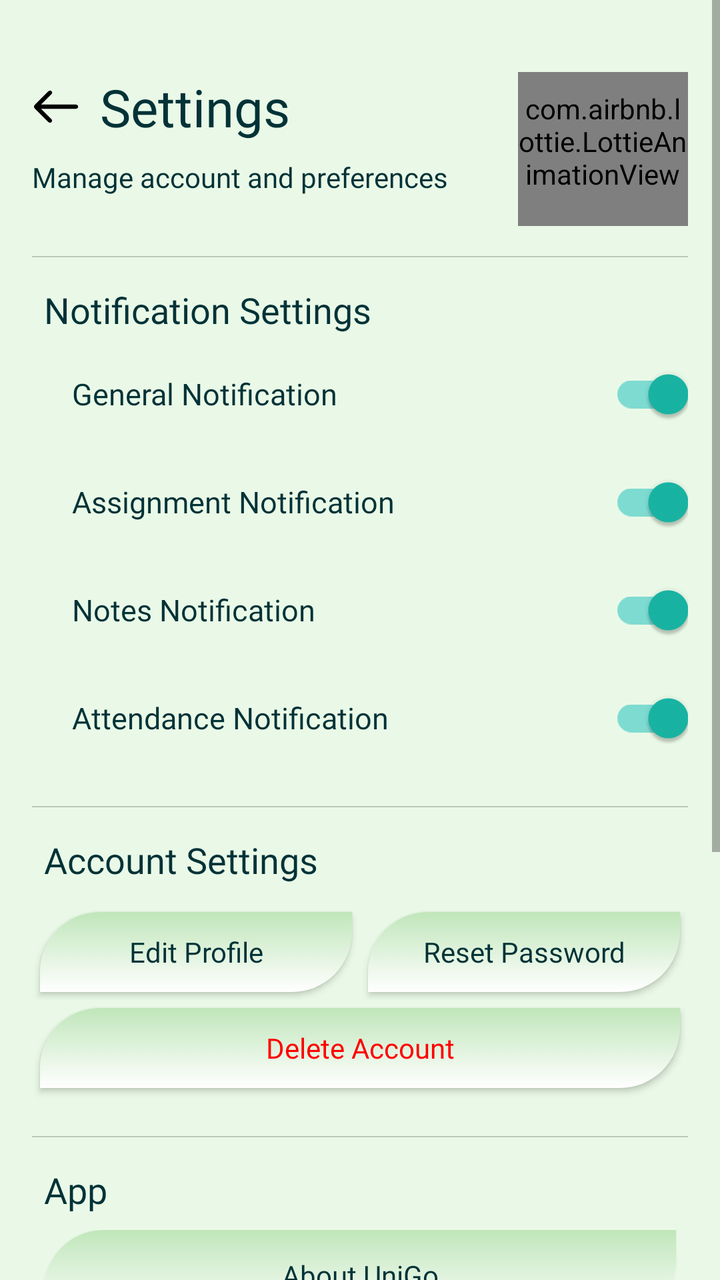
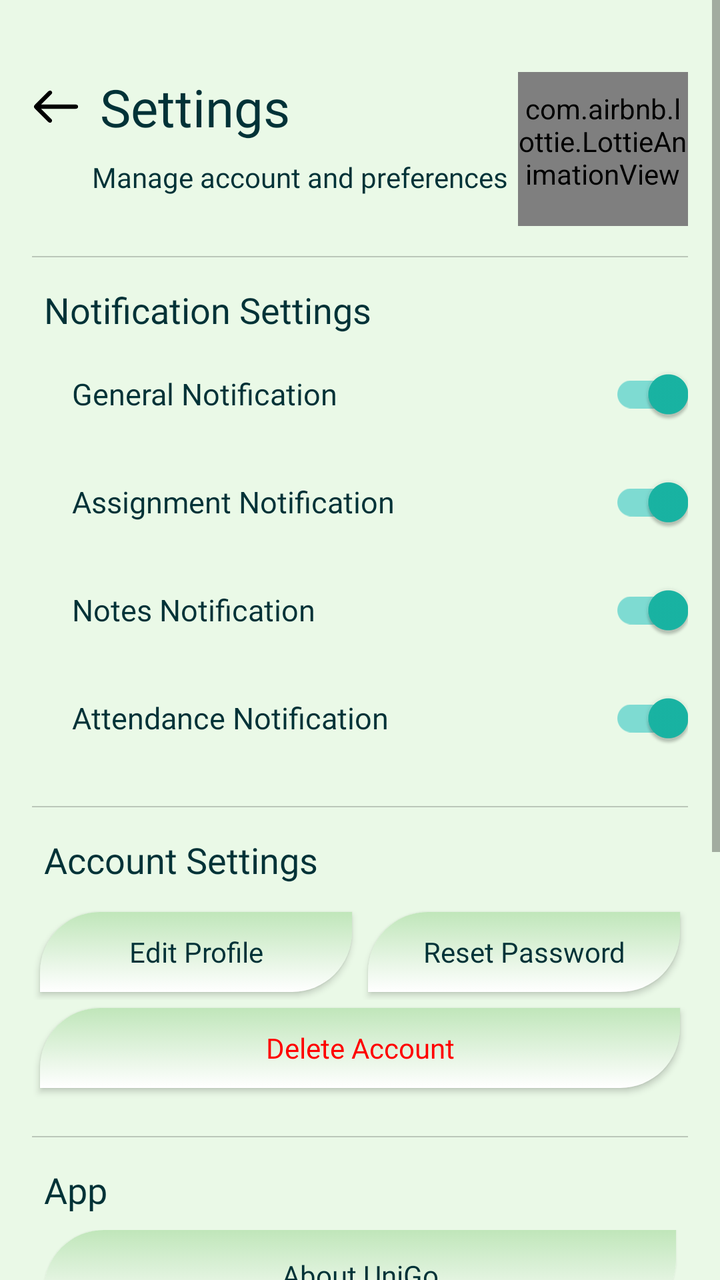

The first picture is an Android layout as it rendered before a commit; the second is the same layout after the commit. The layout source and the unified diff follow.
<!-- AndroidManifest.xml: application theme Theme.UniGo -->
<!-- res/layout/settings_dialog.xml -->
<?xml version="1.0" encoding="utf-8"?>
<ScrollView xmlns:android="http://schemas.android.com/apk/res/android"
    xmlns:app="http://schemas.android.com/apk/res-auto"
    android:layout_width="match_parent"
    android:layout_height="match_parent"
    android:fillViewport="true">

    <LinearLayout
        android:layout_width="match_parent"
        android:layout_height="wrap_content"
        android:orientation="vertical"
        android:padding="16dp">

        
        <RelativeLayout
            android:layout_width="match_parent"
            android:layout_height="wrap_content"
            android:layout_marginTop="20dp">

            <LinearLayout
                android:id="@+id/headerRow"
                android:layout_width="wrap_content"
                android:layout_height="wrap_content"
                android:orientation="horizontal"
                android:gravity="center_vertical">

                <ImageView
                    android:id="@+id/back"
                    android:layout_width="24dp"
                    android:layout_height="24dp"
                    android:src="@drawable/left"
                    android:layout_marginEnd="10dp"
                    android:clickable="true"
                    android:focusable="true" />

                <TextView
                    android:id="@+id/mainhead"
                    android:layout_width="wrap_content"
                    android:layout_height="wrap_content"
                    android:text="Settings"
                    android:textSize="26sp"
                    android:textColor="@color/text_primary"
                    android:fontFamily="@font/lexend"/>
            </LinearLayout>

            <TextView
                android:id="@+id/subhead"
                android:layout_width="wrap_content"
                android:layout_height="wrap_content"
                android:layout_below="@id/headerRow"
                android:layout_marginTop="8dp"
                android:text="Manage account and preferences"
                android:textSize="14sp"
                android:textColor="@color/text_primary"
                android:fontFamily="@font/lexend"/>

            <com.airbnb.lottie.LottieAnimationView
                android:id="@+id/lottie"
                android:layout_width="85dp"
                android:layout_height="85dp"
                android:layout_alignParentEnd="true"
                android:translationY="-8dp"
                app:lottie_autoPlay="true"
                app:lottie_loop="true"
                app:lottie_rawRes="@raw/settings"/>

        </RelativeLayout>

        
        <View
            android:layout_width="match_parent"
            android:layout_height="0.6dp"
            android:layout_marginTop="7dp"
            android:background="@color/view"/>

        
        <TextView
            android:layout_width="wrap_content"
            android:layout_height="wrap_content"
            android:text="Notification Settings"
            android:textSize="18sp"
            android:textColor="@color/text_primary"
            android:fontFamily="@font/googlesans"
            android:layout_marginTop="14dp"
            android:layout_marginStart="6dp"/>

        
        <LinearLayout
            android:layout_width="match_parent"
            android:layout_height="wrap_content"
            android:orientation="horizontal"
            android:gravity="center_vertical"
            android:layout_marginStart="20dp"
            android:layout_marginTop="6dp">

            <TextView
                android:layout_width="0dp"
                android:layout_height="wrap_content"
                android:layout_weight="1"
                android:text="General Notification"
                android:textSize="15sp"
                android:textColor="@color/text_primary"
                android:fontFamily="@font/lexend"/>

            <com.google.android.material.switchmaterial.SwitchMaterial
                android:id="@+id/switchGeneralNotification"
                android:layout_width="wrap_content"
                android:layout_height="wrap_content"
                android:checked="true"
                app:thumbTint="@color/switch_thumb"
                app:trackTint="@color/switch_track"/>
        </LinearLayout>

        <LinearLayout
            android:layout_width="match_parent"
            android:layout_height="wrap_content"
            android:orientation="horizontal"
            android:gravity="center_vertical"
            android:layout_marginStart="20dp"
            android:layout_marginTop="6dp">

            <TextView
                android:layout_width="0dp"
                android:layout_height="wrap_content"
                android:layout_weight="1"
                android:text="Assignment Notification"
                android:textSize="15sp"
                android:textColor="@color/text_primary"
                android:fontFamily="@font/lexend"/>

            <com.google.android.material.switchmaterial.SwitchMaterial
                android:id="@+id/switchAssignNotification"
                android:layout_width="wrap_content"
                android:layout_height="wrap_content"
                android:checked="true"
                app:thumbTint="@color/switch_thumb"
                app:trackTint="@color/switch_track"/>
        </LinearLayout>

        <LinearLayout
            android:layout_width="match_parent"
            android:layout_height="wrap_content"
            android:orientation="horizontal"
            android:gravity="center_vertical"
            android:layout_marginStart="20dp"
            android:layout_marginTop="6dp">

            <TextView
                android:layout_width="0dp"
                android:layout_height="wrap_content"
                android:layout_weight="1"
                android:text="Notes Notification"
                android:textSize="15sp"
                android:textColor="@color/text_primary"
                android:fontFamily="@font/lexend"/>

            <com.google.android.material.switchmaterial.SwitchMaterial
                android:id="@+id/switchNoteNotification"
                android:layout_width="wrap_content"
                android:layout_height="wrap_content"
                android:checked="true"
                app:thumbTint="@color/switch_thumb"
                app:trackTint="@color/switch_track"/>
        </LinearLayout>

        <LinearLayout
            android:layout_width="match_parent"
            android:layout_height="wrap_content"
            android:orientation="horizontal"
            android:gravity="center_vertical"
            android:layout_marginStart="20dp"
            android:layout_marginTop="6dp">

            <TextView
                android:layout_width="0dp"
                android:layout_height="wrap_content"
                android:layout_weight="1"
                android:text="Attendance Notification"
                android:textSize="15sp"
                android:textColor="@color/text_primary"
                android:fontFamily="@font/lexend"/>

            <com.google.android.material.switchmaterial.SwitchMaterial
                android:id="@+id/switchAttendNotification"
                android:layout_width="wrap_content"
                android:layout_height="wrap_content"
                android:checked="true"
                app:thumbTint="@color/switch_thumb"
                app:trackTint="@color/switch_track"/>
        </LinearLayout>

        
        <View
            android:layout_width="match_parent"
            android:layout_height="0.6dp"
            android:layout_marginTop="20dp"
            android:background="@color/view"/>

        
        <TextView
            android:layout_width="wrap_content"
            android:layout_height="wrap_content"
            android:text="Account Settings"
            android:textSize="18sp"
            android:textColor="@color/text_primary"
            android:fontFamily="@font/googlesans"
            android:layout_marginTop="14dp"
            android:layout_marginStart="6dp"/>

        <LinearLayout
            android:layout_width="match_parent"
            android:layout_height="wrap_content"
            android:orientation="horizontal"
            android:layout_marginTop="10dp">

            <androidx.appcompat.widget.AppCompatButton
                android:id="@+id/editProfileBtn"
                android:layout_width="0dp"
                android:layout_height="40dp"
                android:layout_weight="1"
                android:layout_margin="4dp"
                android:text="Edit Profile"
                android:textAllCaps="false"
                android:foreground="?attr/selectableItemBackground"
                android:background="@drawable/custom_btn"/>

            <androidx.appcompat.widget.AppCompatButton
                android:id="@+id/resetPasswordBtn"
                android:layout_width="0dp"
                android:layout_height="40dp"
                android:layout_weight="1"
                android:layout_margin="4dp"
                android:text="Reset Password"
                android:textAllCaps="false"
                android:foreground="?attr/selectableItemBackground"
                android:background="@drawable/custom_btn"/>
        </LinearLayout>

        <androidx.appcompat.widget.AppCompatButton
            android:id="@+id/deleteAccountBtn"
            android:layout_width="match_parent"
            android:layout_height="40dp"
            android:layout_margin="4dp"
            android:text="Delete Account"
            android:textAllCaps="false"
            android:textColor="@color/red"
            android:foreground="?attr/selectableItemBackground"
            android:background="@drawable/custom_btn"/>

        
        <View
            android:layout_width="match_parent"
            android:layout_height="0.6dp"
            android:layout_marginTop="20dp"
            android:background="@color/view"/>

        
        <TextView
            android:layout_width="wrap_content"
            android:layout_height="wrap_content"
            android:text="App"
            android:textSize="18sp"
            android:textColor="@color/text_primary"
            android:fontFamily="@font/googlesans"
            android:layout_marginTop="14dp"
            android:layout_marginStart="6dp"/>

        <LinearLayout
            android:layout_width="match_parent"
            android:layout_height="wrap_content"
            android:orientation="vertical"
            android:layout_marginTop="8dp">

            <androidx.appcompat.widget.AppCompatButton
                android:id="@+id/aboutAppBtn"
                style="@style/SettingsBtn"
                android:text="About UniGo" />

            <androidx.appcompat.widget.AppCompatButton
                android:id="@+id/contactDevBtn"
                style="@style/SettingsBtn"
                android:text="Contact Developer" />

            <androidx.appcompat.widget.AppCompatButton
                android:id="@+id/privacyPolicyBtn"
                style="@style/SettingsBtn"
                android:text="Privacy Policy" />

            <androidx.appcompat.widget.AppCompatButton
                android:id="@+id/termsBtn"
                style="@style/SettingsBtn"
                android:text="Terms of Use" />

            <androidx.appcompat.widget.AppCompatButton
                android:id="@+id/signOutBtn"
                style="@style/SettingsBtn"
                android:text="Sign Out"
                android:textColor="@color/red" />

        </LinearLayout>
        
        <TextView
            android:layout_width="wrap_content"
            android:layout_height="wrap_content"
            android:text="UniGo • 2026"
            android:textSize="15sp"
            android:textColor="@color/text_primary"
            android:layout_gravity="center"
            android:layout_marginTop="24dp"
            android:alpha="0.7"/>

        <TextView
            android:layout_width="wrap_content"
            android:layout_height="wrap_content"
            android:text="@string/version"
            android:textSize="15sp"
            android:textColor="@color/text_primary"
            android:layout_gravity="center"
            android:layout_marginTop="1dp"
            android:alpha="0.7"/>


        
        <ProgressBar
            android:id="@+id/progress"
            android:layout_width="40dp"
            android:layout_height="40dp"
            android:layout_gravity="center"
            android:layout_marginTop="16dp"
            android:visibility="gone"/>

    </LinearLayout>

</ScrollView>
<!-- resources referenced by this layout -->
<resources>
  <color name="red">#FF0000</color>
  <color name="text_primary">#013237</color>
  <color name="view">#33000000</color>
  <!-- drawable custom_btn (drawable) -->
  <?xml version="1.0" encoding="utf-8"?>
  <selector xmlns:android="http://schemas.android.com/apk/res/android">
      <item>
          <shape android:shape="rectangle">
              <solid android:color="@color/mint_soft"/>
              <corners android:topLeftRadius="30dp"
                  android:bottomRightRadius="30dp"
                  />
              <gradient android:type="linear"
                  android:startColor="@color/white"
                  android:endColor="@color/mint_soft"
                  android:angle="90"
                  />
          </shape>
      </item>
  </selector>
  <!-- drawable left: vector/xml drawable (drawable, 3338 chars, omitted) -->
  <string name="version">v1.0.0</string>
  <style name="SettingsBtn">
          <item name="android:layout_width">match_parent</item>
          <item name="android:layout_height">45dp</item>
          <item name="android:layout_marginHorizontal">6dp</item>
          <item name="android:layout_marginBottom">8dp</item>
          <item name="android:textAllCaps">false</item>
          <item name="android:background">@drawable/custom_btn</item>
          <item name="android:foreground">?attr/selectableItemBackground</item>
          <item name="android:fontFamily">@font/lexend</item>
      </style>
  <style name="Theme.UniGo" parent="Theme.MaterialComponents.Light.NoActionBar">
  
          
          <item name="colorPrimary">@color/mint_primary</item>
          <item name="colorPrimaryVariant">@color/mint_dark</item>
          <item name="colorOnPrimary">@color/mint_light</item>
  
          
          <item name="android:windowBackground">@color/mint_light</item>
          <item name="colorSurface">@color/mint_soft</item>
  
          <item name="appBackground">@color/mint_light</item>
          <item name="appSurface">@color/mint_soft</item>
  
          
          <item name="android:textColorPrimary">@color/text_primary</item>
          <item name="fontFamily">@font/lexend</item>
  
          
          <item name="android:statusBarColor">@color/mint_dark</item>
          <item name="android:windowLightStatusBar">true</item>
  
      </style>
  <color name="mint_soft">#C0E6BA</color>
  <color name="white">#ffffff</color>
  <color name="mint_primary">#4CA771</color>
  <color name="mint_dark">#013237</color>
  <color name="mint_light">#EAF9E7</color>
</resources>

<!-- the commit's change to res/layout/settings_dialog.xml (unified diff, before → after) -->
@@ -51,6 +51,7 @@
                 android:layout_marginTop="8dp"
                 android:text="Manage account and preferences"
                 android:textSize="14sp"
+                android:layout_marginStart="30dp"
                 android:textColor="@color/text_primary"
                 android:fontFamily="@font/lexend"/>
 
